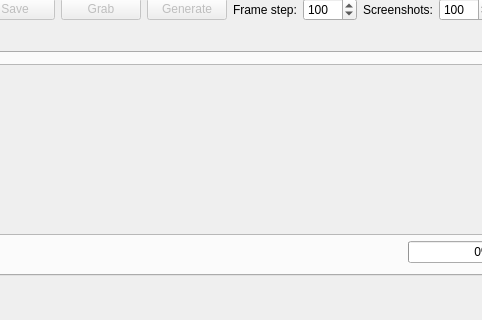
First picture: the form in mainwindow.ui, repository labyrinthofdreams/screenpicker, before the edit; both pictures show x 219 to 701 and y 201 to 521 of the 898 by 521 pixel window.
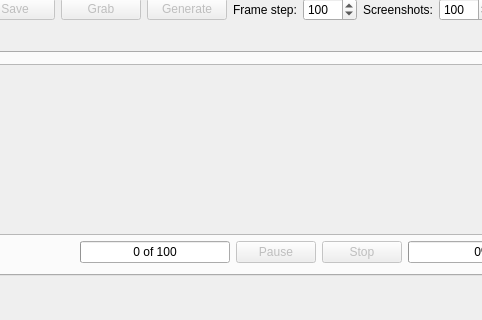
Second picture: the form after the edit. Custom widgets are drawn as their Qt base class.

What changed in the file:
```diff
--- a/mainwindow.ui
+++ b/mainwindow.ui
@@ -361,6 +361,72 @@
                   </property>
                  </spacer>
                 </item>
+                <item>
+                 <widget class="QProgressBar" name="generatorProgressBar">
+                  <property name="enabled">
+                   <bool>true</bool>
+                  </property>
+                  <property name="sizePolicy">
+                   <sizepolicy hsizetype="Fixed" vsizetype="Fixed">
+                    <horstretch>0</horstretch>
+                    <verstretch>0</verstretch>
+                   </sizepolicy>
+                  </property>
+                  <property name="minimumSize">
+                   <size>
+                    <width>150</width>
+                    <height>0</height>
+                   </size>
+                  </property>
+                  <property name="minimum">
+                   <number>0</number>
+                  </property>
+                  <property name="value">
+                   <number>0</number>
+                  </property>
+                  <property name="alignment">
+                   <set>Qt::AlignCenter</set>
+                  </property>
+                  <property name="textVisible">
+                   <bool>true</bool>
+                  </property>
+                  <property name="format">
+                   <string>%v of %m</string>
+                  </property>
+                 </widget>
+                </item>
+                <item>
+                 <widget class="QPushButton" name="btnPauseGenerator">
+                  <property name="enabled">
+                   <bool>false</bool>
+                  </property>
+                  <property name="sizePolicy">
+                   <sizepolicy hsizetype="Fixed" vsizetype="Fixed">
+                    <horstretch>0</horstretch>
+                    <verstretch>0</verstretch>
+                   </sizepolicy>
+                  </property>
+                  <property name="minimumSize">
+                   <size>
+                    <width>0</width>
+                    <height>0</height>
+                   </size>
+                  </property>
+                  <property name="text">
+                   <string>Pause</string>
+                  </property>
+                 </widget>
+                </item>
+                <item>
+                 <widget class="QPushButton" name="btnStopGenerator">
+                  <property name="enabled">
+                   <bool>false</bool>
+                  </property>
+                  <property name="text">
+                   <string>Stop</string>
+                  </property>
+                 </widget>
+                </item>
                 <item>
                  <widget class="QProgressBar" name="unsavedProgressBar">
                   <property name="sizePolicy">
```
